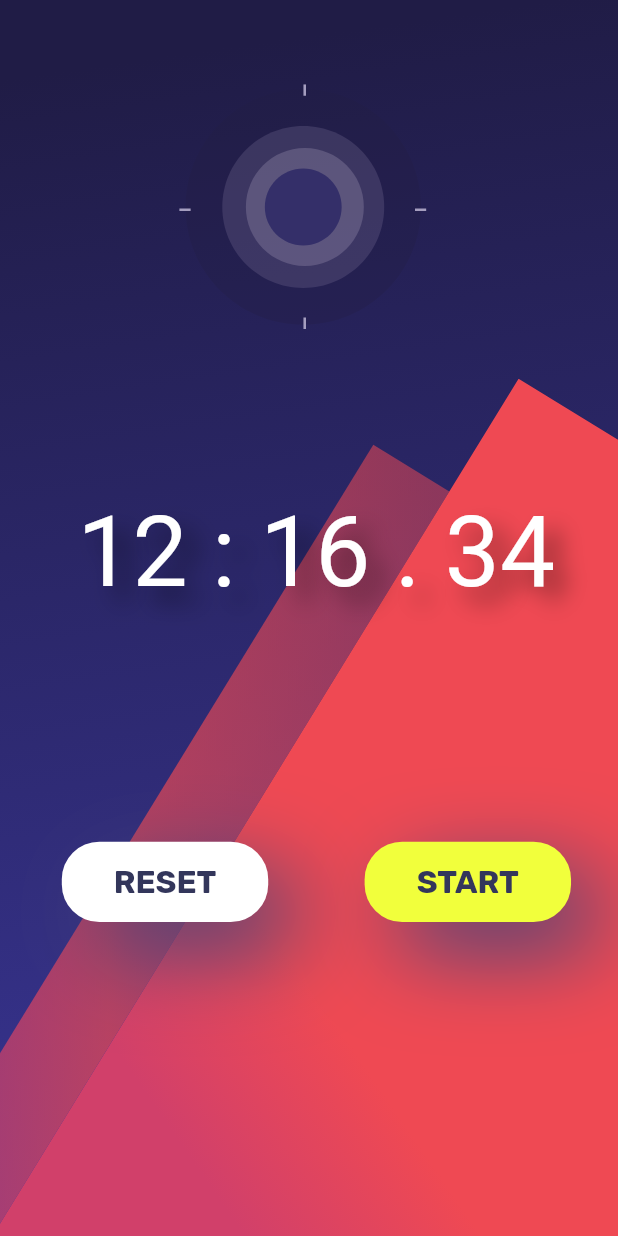
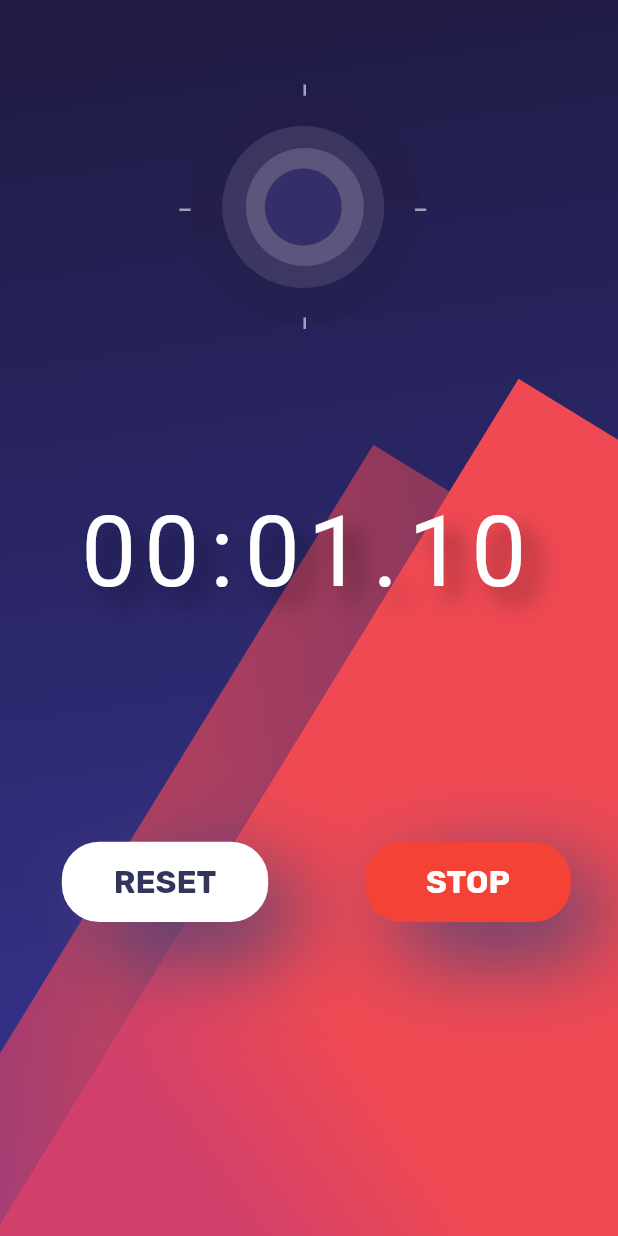
Before and after one commit to ManjunathRK1251/minimal_stopwatch, a Flutter app: the screen it shows after launch, after a tap on "START", on a phone screen of 412 x 824 dp. Run offline on Flutter 3.47's test engine with Material 2 defaults, Android fonts, the phone set to English and light mode, and no system bars; our stand-ins replace flutter_svg, google_fonts; Roboto replaces fonts that are missing (Alata).

Commit message:
Add functionality to stopwatch

```diff
--- a/lib/main.dart
+++ b/lib/main.dart
@@ -3,7 +3,8 @@ import 'package:flutter_svg/flutter_svg.dart';
 import 'package:google_fonts/google_fonts.dart';
 import 'package:minimal_stopwatch/widgets/reset_button.dart';
 import 'package:minimal_stopwatch/widgets/size_helpers.dart';
-import 'package:minimal_stopwatch/widgets/start_button.dart';
+import 'package:minimal_stopwatch/widgets/start_stop_button.dart';
+import 'package:minimal_stopwatch/screens/stopwatch.dart';
 
 void main() {
   runApp(const MyApp());
@@ -16,81 +17,7 @@ class MyApp extends StatelessWidget {
   Widget build(BuildContext context) {
     return MaterialApp(
       debugShowCheckedModeBanner: false,
-      home: homescreen(),
+      home: Stopwatch(),
     );
   }
 }
-
-class homescreen extends StatelessWidget {
-  const homescreen({
-    Key? key,
-  }) : super(key: key);
-
-  @override
-  Widget build(BuildContext context) {
-    return Scaffold(
-      body: SafeArea(
-        child: Container(
-          width: displayWidth(context),
-          height: displayHeight(context),
-          decoration: BoxDecoration(
-            gradient: LinearGradient(
-                begin: Alignment(0.29498612880706787, -0.9634561538696289),
-                end: Alignment(0.9634561538696289, 1.3808166980743408),
-                colors: [
-                  Color.fromRGBO(32, 28, 70, 1),
-                  Color.fromRGBO(63, 59, 169, 1)
-                ]),
-          ),
-          child: Stack(
-            children: <Widget>[
-              Positioned(
-                left: displayWidth(context) * 0.29,
-                top: displayHeight(context) * 0.05,
-                child: SvgPicture.asset('assets/images/clock.svg'),
-                width: displayWidth(context) * 0.4,
-              ),
-              Positioned(
-                  bottom: 0.0,
-                  child: SvgPicture.asset('assets/images/background.svg')),
-              Positioned(
-                left: displayWidth(context) * 0.1,
-                bottom: displayHeight(context) * 0.254,
-                child: GestureDetector(
-                  onTap: () {},
-                  child: ResetButton(),
-                ),
-              ),
-              Positioned(
-                left: displayWidth(context) * 0.59,
-                bottom: displayHeight(context) * 0.254,
-                child: GestureDetector(
-                  onTap: () {},
-                  child: StartButton(),
-                ),
-              ),
-              Positioned(
-                left: displayWidth(context) * 0.125,
-                top: displayHeight(context) * 0.4,
-                child: Text(
-                  '12 : 16 . 34',
-                  style: GoogleFonts.alata(
-                    fontSize: displayWidth(context) * 0.159,
-                    color: Colors.white,
-                    shadows: <Shadow>[
-                      Shadow(
-                        offset: Offset(10.0, 10.0),
-                        blurRadius: 20.0,
-                        color: Colors.black45,
-                      ),
-                    ],
-                  ),
-                ),
-              ),
-            ],
-          ),
-        ),
-      ),
-    );
-  }
-}
--- /dev/null
+++ b/lib/screens/stopwatch.dart
@@ -0,0 +1,123 @@
+import 'package:flutter/material.dart';
+import 'package:flutter/scheduler.dart';
+import 'package:flutter_svg/flutter_svg.dart';
+import 'package:google_fonts/google_fonts.dart';
+import 'package:minimal_stopwatch/widgets/elapsed_time_text.dart';
+import 'package:minimal_stopwatch/widgets/reset_button.dart';
+import 'package:minimal_stopwatch/widgets/size_helpers.dart';
+import 'package:minimal_stopwatch/widgets/start_stop_button.dart';
+
+class Stopwatch extends StatefulWidget {
+  const Stopwatch({
+    Key? key,
+  }) : super(key: key);
+
+  @override
+  State<Stopwatch> createState() => _StopwatchState();
+}
+
+class _StopwatchState extends State<Stopwatch>
+    with SingleTickerProviderStateMixin {
+  late final Ticker _ticker;
+  Duration _previouslyElapsed = Duration.zero;
+  Duration _currentlyElapsed = Duration.zero;
+  Duration get _elapsed => _previouslyElapsed + _currentlyElapsed;
+  bool _isRunning = false;
+
+  @override
+  void initState() {
+    super.initState();
+    _ticker = this.createTicker((elapsed) {
+      setState(() {
+        _currentlyElapsed = elapsed;
+      });
+    });
+  }
+
+  @override
+  void dispose() {
+    _ticker.dispose();
+    super.dispose();
+  }
+
+  void _toggleRunning() {
+    setState(() {
+      _isRunning = !_isRunning;
+      if (_isRunning) {
+        _ticker.start();
+      } else {
+        _ticker.stop();
+        _previouslyElapsed += _currentlyElapsed;
+        _currentlyElapsed = Duration.zero;
+      }
+    });
+  }
+
+  void _reset() {
+    _ticker.stop();
+    setState(() {
+      _isRunning = false;
+      _previouslyElapsed = Duration.zero;
+      _currentlyElapsed = Duration.zero;
+    });
+  }
+
+  @override
+  Widget build(BuildContext context) {
+    return SafeArea(
+      child: Scaffold(
+        body: Container(
+          width: displayWidth(context),
+          height: displayHeight(context),
+          decoration: BoxDecoration(
+            gradient: LinearGradient(
+                begin: Alignment(0.29498612880706787, -0.9634561538696289),
+                end: Alignment(0.9634561538696289, 1.3808166980743408),
+                colors: [
+                  Color.fromRGBO(32, 28, 70, 1),
+                  Color.fromRGBO(63, 59, 169, 1)
+                ]),
+          ),
+          child: Stack(
+            children: <Widget>[
+              Positioned(
+                left: displayWidth(context) * 0.29,
+                top: displayHeight(context) * 0.05,
+                child: SvgPicture.asset('assets/images/clock.svg'),
+                width: displayWidth(context) * 0.4,
+              ),
+              Positioned(
+                  bottom: 0.0,
+                  child: SvgPicture.asset('assets/images/background.svg')),
+              Positioned(
+                left: displayWidth(context) * 0.1,
+                bottom: displayHeight(context) * 0.254,
+                child: GestureDetector(
+                  onTap: _reset,
+                  child: ResetButton(),
+                ),
+              ),
+              Positioned(
+                left: displayWidth(context) * 0.59,
+                bottom: displayHeight(context) * 0.254,
+                child: GestureDetector(
+                  onTap: _toggleRunning,
+                  child: StartButton(
+                    isRunning: _isRunning,
+                  ),
+                ),
+              ),
+              Positioned(
+                left: displayWidth(context) * 0.125,
+                top: displayHeight(context) * 0.4,
+                child: ElapsedTimeText(
+                  elapsed: _elapsed,
+                ),
+              ),
+            ],
+          ),
+        ),
+      ),
+    );
+  }
+}
--- /dev/null
+++ b/lib/widgets/elapsed_time_text.dart
@@ -0,0 +1,64 @@
+import 'package:flutter/material.dart';
+import 'package:google_fonts/google_fonts.dart';
+import 'package:minimal_stopwatch/widgets/size_helpers.dart';
+
+class ElapsedTimeText extends StatelessWidget {
+  ElapsedTimeText({Key? key, required this.elapsed}) : super(key: key);
+
+  final Duration elapsed;
+
+  @override
+  Widget build(BuildContext context) {
+    final hundreds = (elapsed.inMilliseconds / 10) % 100;
+    final seconds = elapsed.inSeconds % 60;
+    final minutes = elapsed.inMinutes % 60;
+
+    final hundredStr = hundreds.toStringAsFixed(0).padLeft(2, '0');
+    final secondsStr = seconds.toString().padLeft(2, '0');
+    final minutesStr = minutes.toString().padLeft(2, '0');
+
+    const digitWidth = 42.0;
+    return Row(
+      mainAxisAlignment: MainAxisAlignment.center,
+      children: [
+        TimeDigit(minutesStr.substring(0, 1), width: digitWidth),
+        TimeDigit(minutesStr.substring(1, 2), width: digitWidth),
+        const TimeDigit(':', width: 25),
+        TimeDigit(secondsStr.substring(0, 1), width: digitWidth),
+        TimeDigit(secondsStr.substring(1, 2), width: digitWidth),
+        const TimeDigit('.', width: 25),
+        TimeDigit(hundredStr.substring(0, 1), width: digitWidth),
+        TimeDigit(hundredStr.substring(1, 2), width: digitWidth),
+      ],
+    );
+  }
+}
+
+class TimeDigit extends StatelessWidget {
+  const TimeDigit(this.text, {Key? key, required this.width}) : super(key: key);
+
+  final String text;
+  final double width;
+
+  @override
+  Widget build(BuildContext context) {
+    return SizedBox(
+      width: width,
+      child: Text(
+        text,
+        textAlign: TextAlign.center,
+        style: GoogleFonts.alata(
+          fontSize: displayWidth(context) * 0.159,
+          color: Colors.white,
+          shadows: <Shadow>[
+            Shadow(
+              offset: Offset(10.0, 10.0),
+              blurRadius: 20.0,
+              color: Colors.black45,
+            ),
+          ],
+        ),
+      ),
+    );
+  }
+}
--- a/lib/widgets/start_button.dart
+++ b/lib/widgets/start_stop_button.dart
@@ -5,7 +5,10 @@ import 'package:minimal_stopwatch/widgets/size_helpers.dart';
 class StartButton extends StatelessWidget {
   const StartButton({
     Key? key,
+    required this.isRunning,
   }) : super(key: key);
+
+  final bool isRunning;
 
   @override
   Widget build(BuildContext context) {
@@ -15,15 +18,16 @@ class StartButton extends StatelessWidget {
       child: Align(
         alignment: Alignment.center,
         child: Text(
-          'START',
+          isRunning ? 'STOP' : 'START',
           style: GoogleFonts.rubik(
             fontWeight: FontWeight.bold,
             fontSize: displayWidth(context) * 0.0510,
-            color: Color(0xff33365B),
+            color: isRunning ? Colors.white : Color(0xff33365B),
           ),
         ),
       ),
       decoration: BoxDecoration(
+        color: isRunning ? Colors.red : Color(0xfff1ff3c),
         borderRadius: BorderRadius.circular(25),
         boxShadow: [
           BoxShadow(
@@ -32,7 +36,6 @@ class StartButton extends StatelessWidget {
             offset: Offset(20, 20),
           ),
         ],
-        color: Color(0xfff1ff3c),
       ),
     );
   }
```
